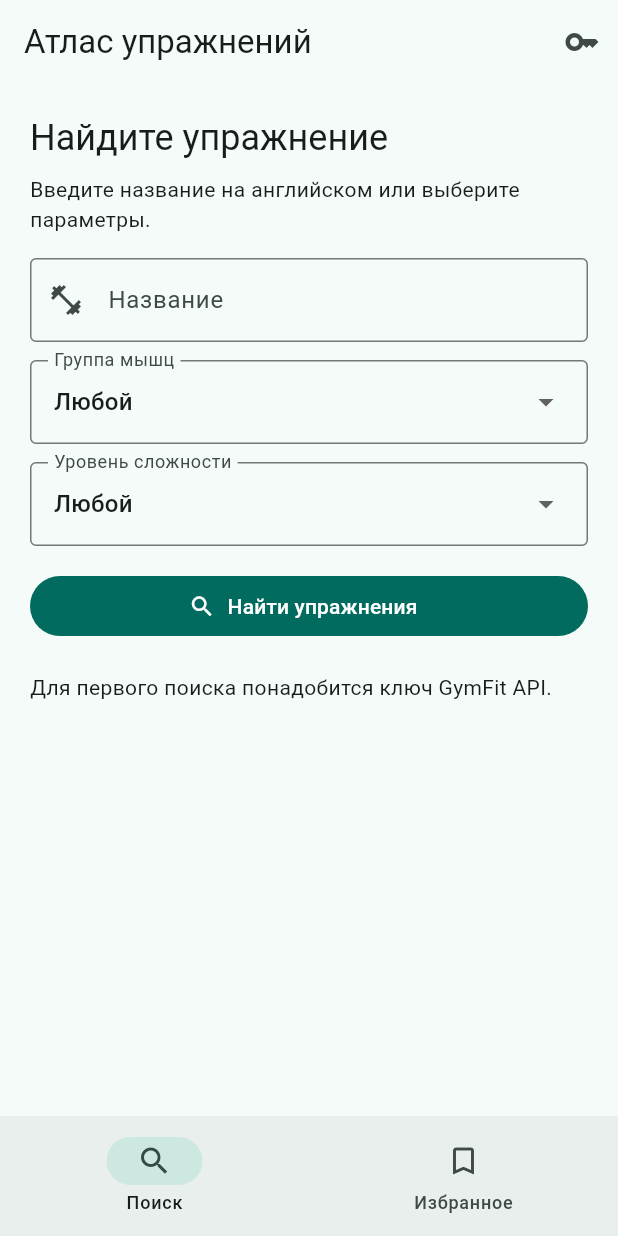
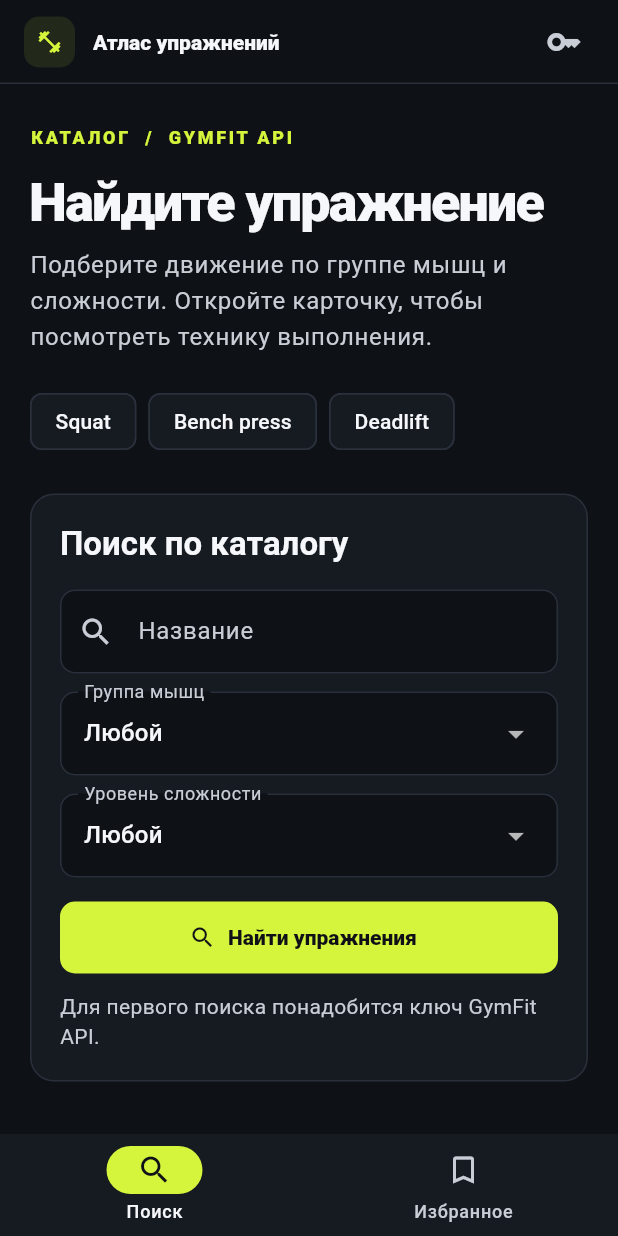
Before and after one commit to Now2were/Flutter, a Flutter app: the screen it shows after launch, on a phone screen of 412 x 824 dp. Run offline on Flutter 3.47's test engine with Material 3 defaults, Android fonts, the phone set to English and light mode, and no system bars; our stand-ins replace dio, get_it, pretty_dio_logger, shared_preferences.

Commit message:
Restyle exercise atlas with GymFit-inspired design

```diff
--- /dev/null
+++ b/exercise_finder/lib/appearance.dart
@@ -0,0 +1,116 @@
+import 'package:flutter/material.dart';
+
+const ink = Color(0xff0e1116);
+const panel = Color(0xff161a21);
+const line = Color(0xff2a303b);
+const volt = Color(0xffd4f53c);
+const steel = Color(0xffc9ced6);
+
+ThemeData atlasTheme() {
+  final scheme =
+      ColorScheme.fromSeed(
+        seedColor: volt,
+        brightness: Brightness.dark,
+      ).copyWith(
+        primary: volt,
+        onPrimary: ink,
+        surface: panel,
+        onSurface: const Color(0xfff5f7fa),
+        onSurfaceVariant: steel,
+        secondaryContainer: volt,
+        onSecondaryContainer: ink,
+        outline: const Color(0xff747d8c),
+        outlineVariant: line,
+      );
+  final base = ThemeData(colorScheme: scheme);
+  final border = OutlineInputBorder(
+    borderRadius: BorderRadius.circular(10),
+    borderSide: const BorderSide(color: line),
+  );
+  return base.copyWith(
+    scaffoldBackgroundColor: ink,
+    textTheme: base.textTheme.copyWith(
+      displaySmall: base.textTheme.displaySmall?.copyWith(
+        fontWeight: FontWeight.w900,
+        height: 1.04,
+        letterSpacing: -1.2,
+      ),
+      headlineSmall: base.textTheme.headlineSmall?.copyWith(
+        fontWeight: FontWeight.w800,
+      ),
+      titleLarge: base.textTheme.titleLarge?.copyWith(
+        fontWeight: FontWeight.w700,
+      ),
+    ),
+    appBarTheme: AppBarTheme(
+      backgroundColor: ink,
+      surfaceTintColor: Colors.transparent,
+      titleTextStyle: base.textTheme.titleMedium?.copyWith(
+        color: scheme.onSurface,
+        fontWeight: FontWeight.w800,
+      ),
+      shape: const Border(bottom: BorderSide(color: line)),
+    ),
+    navigationBarTheme: const NavigationBarThemeData(
+      backgroundColor: panel,
+      surfaceTintColor: Colors.transparent,
+      height: 68,
+    ),
+    inputDecorationTheme: InputDecorationThemeData(
+      filled: true,
+      fillColor: ink,
+      border: border,
+      enabledBorder: border,
+      focusedBorder: border.copyWith(borderSide: const BorderSide(color: volt)),
+    ),
+    filledButtonTheme: FilledButtonThemeData(
+      style: FilledButton.styleFrom(
+        minimumSize: const Size(48, 48),
+        shape: RoundedRectangleBorder(borderRadius: BorderRadius.circular(10)),
+        textStyle: const TextStyle(fontWeight: FontWeight.w800),
+      ),
+    ),
+    cardTheme: CardThemeData(
+      color: panel,
+      elevation: 0,
+      margin: EdgeInsets.zero,
+      shape: RoundedRectangleBorder(
+        borderRadius: BorderRadius.circular(14),
+        side: const BorderSide(color: line),
+      ),
+    ),
+  );
+}
+
+class AtlasPanel extends StatelessWidget {
+  const AtlasPanel({super.key, required this.child, this.padding = 20});
+  final Widget child;
+  final double padding;
+
+  @override
+  Widget build(BuildContext context) => DecoratedBox(
+    decoration: BoxDecoration(
+      color: panel,
+      border: Border.all(color: line),
+      borderRadius: BorderRadius.circular(16),
+    ),
+    child: Padding(padding: EdgeInsets.all(padding), child: child),
+  );
+}
+
+class AtlasMark extends StatelessWidget {
+  const AtlasMark(this.icon, {super.key, this.size = 44});
+  final IconData icon;
+  final double size;
+
+  @override
+  Widget build(BuildContext context) => Container(
+    width: size,
+    height: size,
+    decoration: BoxDecoration(
+      color: volt.withValues(alpha: 0.10),
+      borderRadius: BorderRadius.circular(10),
+    ),
+    child: Icon(icon, size: size * .51, color: volt),
+  );
+}
--- a/exercise_finder/lib/main.dart
+++ b/exercise_finder/lib/main.dart
@@ -1,6 +1,7 @@
 import 'package:dio/dio.dart';
 import 'package:flutter/material.dart';
 
+import 'appearance.dart';
 import 'data.dart';
 
 Future<void> main() async {
@@ -45,9 +46,7 @@ class ExerciseApp extends StatelessWidget {
   Widget build(BuildContext context) => MaterialApp(
     debugShowCheckedModeBanner: false,
     title: 'Атлас упражнений',
-    theme: ThemeData(
-      colorScheme: ColorScheme.fromSeed(seedColor: const Color(0xff00796b)),
-    ),
+    theme: atlasTheme(),
     home: const Catalog(),
   );
 }
@@ -128,22 +127,37 @@ class _CatalogState extends State<Catalog> {
   @override
   Widget build(BuildContext context) => Scaffold(
     appBar: AppBar(
-      title: const Text('Атлас упражнений'),
+      title: const Row(
+        children: [
+          AtlasMark(Icons.fitness_center, size: 34),
+          SizedBox(width: 12),
+          Flexible(child: Text('Атлас упражнений')),
+        ],
+      ),
       actions: [
         IconButton(
           onPressed: busy ? null : editKey,
           tooltip: 'Настроить ключ API',
-          icon: const Icon(Icons.key),
+          icon: Icon(
+            Icons.key_outlined,
+            color: credentials.key.isEmpty ? steel : volt,
           ),
+        ),
+        const SizedBox(width: 12),
       ],
     ),
     bottomNavigationBar: NavigationBar(
       selectedIndex: tab,
       onDestinationSelected: (index) => setState(() => tab = index),
       destinations: const [
-        NavigationDestination(icon: Icon(Icons.search), label: 'Поиск'),
+        NavigationDestination(
+          icon: Icon(Icons.search_outlined),
+          selectedIcon: Icon(Icons.search),
+          label: 'Поиск',
+        ),
         NavigationDestination(
           icon: Icon(Icons.bookmark_outline),
+          selectedIcon: Icon(Icons.bookmark),
           label: 'Избранное',
         ),
       ],
@@ -151,12 +165,12 @@ class _CatalogState extends State<Catalog> {
     body: SafeArea(
       child: Center(
         child: ConstrainedBox(
-          constraints: const BoxConstraints(maxWidth: 720),
+          constraints: const BoxConstraints(maxWidth: 1120),
           child: ListenableBuilder(
             listenable: favorites,
             builder: (context, _) => ListView(
               key: PageStorageKey(tab),
-              padding: const EdgeInsets.all(20),
+              padding: const EdgeInsets.fromLTRB(20, 28, 20, 32),
               children: tab == 0
                   ? searchContent(context)
                   : [
@@ -166,8 +180,10 @@ class _CatalogState extends State<Catalog> {
                       ),
                       const SizedBox(height: 12),
                       if (favorites.items.isEmpty)
-                        const Text(
+                        const AtlasPanel(
+                          child: Text(
                             'Сохраняйте упражнения из поиска, чтобы быстро вернуться к ним.',
+                          ),
                         ),
                       ...favorites.items.map(exerciseTile),
                     ],
@@ -179,12 +195,109 @@ class _CatalogState extends State<Catalog> {
   );
 
   List<Widget> searchContent(BuildContext context) => [
+    LayoutBuilder(
+      builder: (context, constraints) {
+        final wide = constraints.maxWidth >= 720;
+        final hero = searchIntro(context, wide: wide);
+        final form = searchForm(context);
+        return wide
+            ? Row(
+                crossAxisAlignment: CrossAxisAlignment.start,
+                children: [
+                  Expanded(child: hero),
+                  const SizedBox(width: 32),
+                  Expanded(child: form),
+                ],
+              )
+            : Column(
+                crossAxisAlignment: CrossAxisAlignment.stretch,
+                children: [hero, const SizedBox(height: 24), form],
+              );
+      },
+    ),
+    const SizedBox(height: 24),
+    if (busy) ...[
+      const LinearProgressIndicator(),
+      const SizedBox(height: 8),
+      const Text('Загружаем упражнения…'),
+    ] else if (error != null)
+      AtlasPanel(
+        child: Text(
+          error!,
+          style: TextStyle(color: Theme.of(context).colorScheme.error),
+        ),
+      )
+    else if (results case final found?)
+      if (found.isEmpty)
+        const AtlasPanel(
+          child: Text(
+            'Ничего не найдено. Попробуйте изменить название или фильтры.',
+          ),
+        )
+      else ...[
+        Text(
+          'Результаты: ${found.length}',
+          style: Theme.of(context).textTheme.titleLarge,
+        ),
+        const SizedBox(height: 12),
+        ...found.map(exerciseTile),
+      ],
+  ];
+
+  Widget searchIntro(BuildContext context, {required bool wide}) {
+    final text = Theme.of(context).textTheme;
+    return Column(
+      crossAxisAlignment: CrossAxisAlignment.start,
+      children: [
+        Text(
+          'КАТАЛОГ  /  GYMFIT API',
+          style: text.labelMedium?.copyWith(
+            color: volt,
+            fontWeight: FontWeight.w800,
+            letterSpacing: 1.8,
+          ),
+        ),
+        const SizedBox(height: 16),
         Text(
           'Найдите упражнение',
-      style: Theme.of(context).textTheme.headlineSmall,
+          style: text.displaySmall?.copyWith(fontSize: wide ? 52 : 36),
         ),
-    const SizedBox(height: 8),
-    const Text('Введите название на английском или выберите параметры.'),
+        const SizedBox(height: 12),
+        Text(
+          'Подберите движение по группе мышц и сложности. Откройте карточку, чтобы посмотреть технику выполнения.',
+          style: text.bodyLarge?.copyWith(color: steel),
+        ),
+        const SizedBox(height: 20),
+        Wrap(
+          spacing: 8,
+          runSpacing: 8,
+          children: [
+            for (final example in ['Squat', 'Bench press', 'Deadlift'])
+              ActionChip(
+                label: Text(example),
+                backgroundColor: panel,
+                side: const BorderSide(color: line),
+                onPressed: busy
+                    ? null
+                    : () {
+                        name.text = example;
+                        search();
+                      },
+              ),
+          ],
+        ),
+      ],
+    );
+  }
+
+  Widget searchForm(BuildContext context) => AtlasPanel(
+    child: Column(
+      crossAxisAlignment: CrossAxisAlignment.stretch,
+      children: [
+        Text(
+          'Поиск по каталогу',
+          style: Theme.of(context).textTheme.titleLarge,
+        ),
         const SizedBox(height: 16),
         TextField(
           controller: name,
@@ -193,11 +306,10 @@ class _CatalogState extends State<Catalog> {
           onSubmitted: (_) => search(),
           textInputAction: TextInputAction.search,
           decoration: const InputDecoration(
-        border: OutlineInputBorder(),
             labelText: 'Название',
             hintText: 'Например, push up',
             counterText: '',
-        prefixIcon: Icon(Icons.fitness_center),
+            prefixIcon: Icon(Icons.search),
           ),
         ),
         const SizedBox(height: 12),
@@ -220,29 +332,16 @@ class _CatalogState extends State<Catalog> {
           icon: const Icon(Icons.search),
           label: const Text('Найти упражнения'),
         ),
-    const SizedBox(height: 20),
-    if (busy) ...[
-      const LinearProgressIndicator(),
-      const SizedBox(height: 8),
-      const Text('Загружаем упражнения…'),
-    ] else if (error != null)
-      Text(error!, style: TextStyle(color: Theme.of(context).colorScheme.error))
-    else if (results case final found?)
-      if (found.isEmpty)
+        if (credentials.key.isEmpty) ...[
+          const SizedBox(height: 12),
           const Text(
-          'Ничего не найдено. Попробуйте изменить название или фильтры.',
-        )
-      else ...[
-        Text(
-          'Результаты: ${found.length}',
-          style: Theme.of(context).textTheme.titleLarge,
+            'Для первого поиска понадобится ключ GymFit API.',
+            style: TextStyle(color: steel),
           ),
-        const SizedBox(height: 8),
-        ...found.map(exerciseTile),
-      ]
-    else if (credentials.key.isEmpty)
-      const Text('Для первого поиска понадобится ключ GymFit API.'),
-  ];
+        ],
+      ],
+    ),
+  );
 
   Widget filter(
     String label,
@@ -250,10 +349,7 @@ class _CatalogState extends State<Catalog> {
     String? current,
     ValueChanged<String?> change,
   ) => InputDecorator(
-    decoration: InputDecoration(
-      labelText: label,
-      border: const OutlineInputBorder(),
-    ),
+    decoration: InputDecoration(labelText: label),
     child: DropdownButtonHideUnderline(
       child: DropdownButton<String>(
         value: current ?? '',
@@ -269,13 +365,21 @@ class _CatalogState extends State<Catalog> {
     ),
   );
 
-  Widget exerciseTile(Exercise exercise) => Card(
+  Widget exerciseTile(Exercise exercise) => Padding(
+    padding: const EdgeInsets.only(bottom: 10),
+    child: Card(
+      clipBehavior: Clip.antiAlias,
       child: ListTile(
-      leading: const Icon(Icons.fitness_center),
-      title: Text(exercise.name),
-      subtitle: Text(summary(exercise)),
+        contentPadding: const EdgeInsets.symmetric(horizontal: 16, vertical: 6),
+        leading: const AtlasMark(Icons.fitness_center),
+        title: Text(
+          exercise.name,
+          style: const TextStyle(fontWeight: FontWeight.w700),
+        ),
+        subtitle: summary(exercise).isEmpty ? null : Text(summary(exercise)),
         onTap: () => openExercise(exercise),
         trailing: FavoriteButton(exercise: exercise, favorites: favorites),
+      ),
     ),
   );
 }
@@ -327,6 +431,8 @@ class _KeyDialogState extends State<KeyDialog> {
 
   @override
   Widget build(BuildContext context) => AlertDialog(
+    scrollable: true,
+    icon: const Center(child: AtlasMark(Icons.key_outlined)),
     title: const Text('Ключ GymFit API'),
     content: Column(
       mainAxisSize: MainAxisSize.min,
@@ -428,11 +534,28 @@ class _ExerciseDetailsState extends State<ExerciseDetails> {
             builder: (context, snapshot) => ListView(
               padding: const EdgeInsets.all(24),
               children: [
+                AtlasPanel(
+                  child: Column(
+                    crossAxisAlignment: CrossAxisAlignment.start,
+                    children: [
+                      const AtlasMark(Icons.fitness_center),
+                      const SizedBox(height: 14),
                       Text(
                         snapshot.data?.name ?? widget.exercise.name,
-                  style: Theme.of(context).textTheme.headlineMedium,
+                        style: Theme.of(context).textTheme.headlineSmall,
                       ),
+                      if (summary(snapshot.data ?? widget.exercise)
+                          .isNotEmpty) ...[
                         const SizedBox(height: 8),
+                        Text(
+                          summary(snapshot.data ?? widget.exercise),
+                          style: const TextStyle(color: steel),
+                        ),
+                      ],
+                    ],
+                  ),
+                ),
+                const SizedBox(height: 16),
                 if (snapshot.connectionState != ConnectionState.done)
                   const LinearProgressIndicator()
                 else if (snapshot.hasError) ...[
@@ -442,32 +565,24 @@ class _ExerciseDetailsState extends State<ExerciseDetails> {
                     child: const Text('Повторить'),
                   ),
                 ] else if (snapshot.data case final exercise?) ...[
-                  Text(summary(exercise)),
                   if (exercise.equipment.isNotEmpty) ...[
-                    const SizedBox(height: 20),
-                    Text(
-                      'Инвентарь',
-                      style: Theme.of(context).textTheme.titleLarge,
-                    ),
-                    Text(exercise.equipment),
+                    section(context, 'Инвентарь', exercise.equipment),
+                    const SizedBox(height: 12),
                   ],
-                  const SizedBox(height: 20),
-                  Text(
+                  section(
+                    context,
                     'Техника выполнения',
-                    style: Theme.of(context).textTheme.titleLarge,
-                  ),
-                  SelectableText(
                     exercise.instructions.isEmpty
                         ? 'Описание отсутствует.'
                         : exercise.instructions,
                   ),
                   if (exercise.field('safety_info').isNotEmpty) ...[
-                    const SizedBox(height: 20),
-                    Text(
+                    const SizedBox(height: 12),
+                    section(
+                      context,
                       'Рекомендации по безопасности',
-                      style: Theme.of(context).textTheme.titleLarge,
+                      exercise.field('safety_info'),
                     ),
-                    SelectableText(exercise.field('safety_info')),
                   ],
                 ],
               ],
@@ -477,4 +592,20 @@ class _ExerciseDetailsState extends State<ExerciseDetails> {
       ),
     ),
   );
+
+  Widget section(BuildContext context, String title, String content) =>
+      AtlasPanel(
+        child: Column(
+          crossAxisAlignment: CrossAxisAlignment.start,
+          children: [
+            Text(title, style: Theme.of(context).textTheme.titleLarge),
+            const SizedBox(height: 10),
+            SelectableText(
+              content,
+              style: Theme.of(context).textTheme.bodyLarge
+                  ?.copyWith(color: steel, height: 1.5),
+            ),
+          ],
+        ),
+      );
 }
```
Also changed, not shown: 1 other file. Lines whose indentation alone changed are shown as unchanged.
